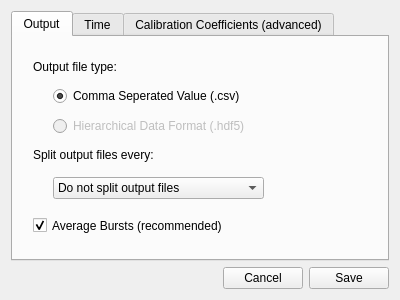
Above: gui/designer_files/options.ui from LowellInstruments/Domino before the change. Below: the same form after it.
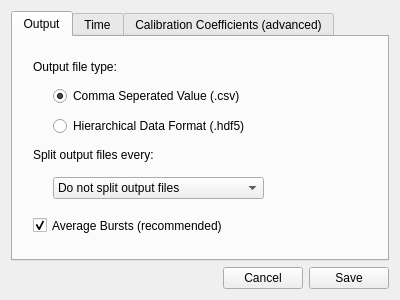
That is the form after the change.

Commit message: Disables file splitting and time format ui controls when HDF5 output type is selected. Modifies overwrite behavior to work with refactored mat library.

Diff of the .ui file:
```diff
--- a/gui/designer_files/options.ui
+++ b/gui/designer_files/options.ui
@@ -43,7 +43,7 @@
         <rect>
          <x>20</x>
          <y>180</y>
-         <width>201</width>
+         <width>301</width>
          <height>17</height>
         </rect>
        </property>
@@ -88,7 +88,7 @@
       </widget>
       <widget class="QRadioButton" name="radioButton_hdf5">
        <property name="enabled">
-        <bool>false</bool>
+        <bool>true</bool>
        </property>
        <property name="geometry">
         <rect>
```
Left out of the diff: 4 changed lines with no effect on the pictures. The commit also changes 5 other files.
